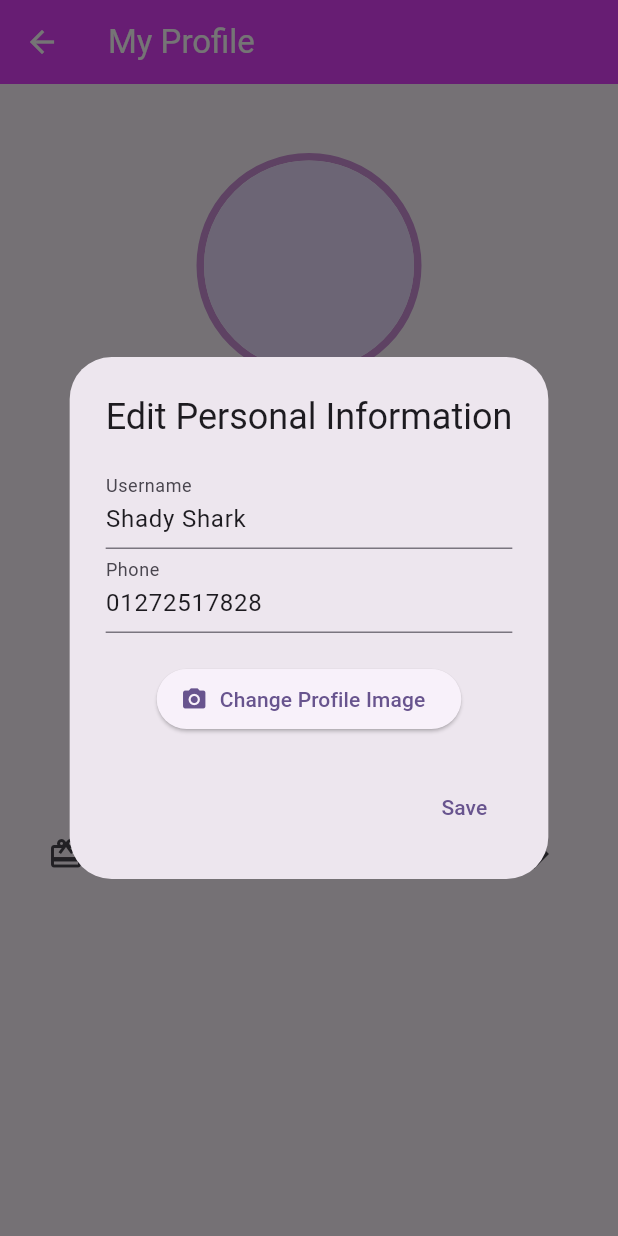
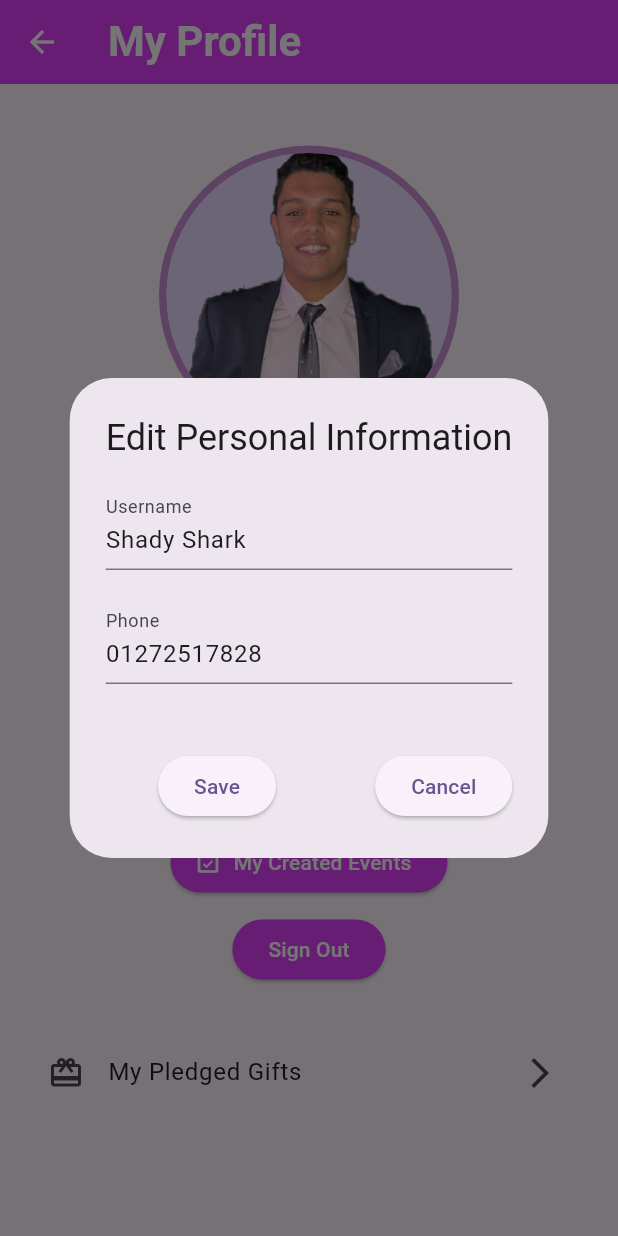
Before and after one commit to ShadyGirgis79/Hedieaty-Mobile-App, a Flutter app: the ProfilePage screen opened directly, after a tap on "Update Personal Information", on a phone screen of 412 x 824 dp. Run offline on Flutter 3.47's test engine with Material 3 defaults, Android fonts, the phone set to English and light mode, and no system bars; network calls fail.

Commit message:
Profile Layout Done

```diff
--- a/lib/ProfilePage.dart
+++ b/lib/Other/ProfilePage.dart
@@ -1,8 +1,8 @@
-import 'dart:io';
 
 import 'package:flutter/material.dart';
-import 'package:hedieaty/EventListPage.dart';
-import 'package:hedieaty/MyPledgedGiftsPage.dart';
+import 'package:hedieaty/Events/MyEventsListPage.dart';
+import 'package:hedieaty/Other/SignInPage.dart';
+import 'package:hedieaty/Gifts/PledgedGifts.dart';
 //import 'package:image_picker/image_picker.dart';
 
 class ProfilePage extends StatefulWidget {
@@ -19,6 +19,7 @@ class _ProfilePageState extends State<ProfilePage> {
   String username = "Shady Shark";
   String profileURL = "Assets/MyPhoto.png";
   String phoneNumber = '01272517828';
+
 
   // Future<void> pickImage() async {
   //   final XFile? pickedFile = await _picker.pickImage(source: ImageSource.gallery);
@@ -48,6 +49,7 @@ class _ProfilePageState extends State<ProfilePage> {
                 },
                 controller: TextEditingController(text: username),
               ),
+              const SizedBox(height: 20),
               TextField(
                 decoration: const InputDecoration(labelText: "Phone"),
                 onChanged: (value) {
@@ -55,18 +57,13 @@ class _ProfilePageState extends State<ProfilePage> {
                 },
                 controller: TextEditingController(text: phoneNumber),
               ),
+
               const SizedBox(height: 20),
-              ElevatedButton.icon(
-                onPressed:(){
-                  //pickImage
-                },
-                icon: const Icon(Icons.camera_alt),
-                label: const Text("Change Profile Image"),
-              ),
+
             ],
           ),
           actions: [
-            TextButton(
+            ElevatedButton(
               onPressed: () {
                 setState(() {
                   username = newUsername;
@@ -75,6 +72,13 @@ class _ProfilePageState extends State<ProfilePage> {
                 Navigator.of(context).pop();
               },
               child: const Text("Save"),
+            ),
+            SizedBox(width: 50,),
+            ElevatedButton(
+                onPressed: (){
+                  Navigator.of(context).pop();
+                },
+                child: const Text("Cancel")
             ),
           ],
         );
@@ -88,7 +92,11 @@ class _ProfilePageState extends State<ProfilePage> {
     Size size = MediaQuery.of(context).size;
     return Scaffold(
       appBar: AppBar(
-        title: const Text("My Profile"),
+        title: const Text("My Profile",
+          style: TextStyle(
+            fontWeight: FontWeight.bold,
+            fontSize: 28,
+          ),),
         foregroundColor: Colors.white,
         backgroundColor: Colors.purpleAccent,
       ),
@@ -103,7 +111,7 @@ class _ProfilePageState extends State<ProfilePage> {
               const SizedBox(height: 20),
               // Profile Image and Name
               Container(
-                width: 150,
+                width: 200,
                 decoration: BoxDecoration(
                   shape: BoxShape.circle,
                   border: Border.all(
@@ -112,15 +120,16 @@ class _ProfilePageState extends State<ProfilePage> {
                   )
                 ),
                 child: CircleAvatar(
-                  radius: 80,
+                  radius: 100,
                   //backgroundColor: Colors.purpleAccent,
                  // backgroundImage: imageFile != null ? FileImage(imageFile! as File) as ImageProvider
-                  //    : AssetImage(profileURL), // Replace with your image path
+                  //    : AssetImage(profileURL),
+                  backgroundImage: AssetImage(profileURL), // Replace with your image path
                 ),
               ),
               const SizedBox(height: 10),
               Text(username,
-                style: TextStyle(
+                style: const TextStyle(
                   color: Colors.purple,
                   fontSize: 24,
                 ),
@@ -132,7 +141,21 @@ class _ProfilePageState extends State<ProfilePage> {
                   fontSize: 15,
                 ),
               ),
-              const SizedBox(height: 20),
+              const SizedBox(height: 10),
+
+              ElevatedButton.icon(
+                onPressed:(){
+                  //pickImage
+                },
+                icon: const Icon(Icons.camera_alt),
+                label: const Text("Change Profile Image"),
+                style: ElevatedButton.styleFrom(
+                  foregroundColor: Colors.white,
+                  backgroundColor: Colors.purpleAccent,
+                ),
+              ),
+              const SizedBox(height: 10),
+
               // Buttons to update profile and notification settings
               ElevatedButton.icon(
                 onPressed: () {
@@ -162,12 +185,55 @@ class _ProfilePageState extends State<ProfilePage> {
               //List of user's created events
               ElevatedButton.icon(
                 onPressed: () {
-                  Navigator.push(context,
-                      MaterialPageRoute(builder: (context) => const EventListPage()),
+                  Navigator.push(
+                    context,
+                    MaterialPageRoute(
+                      builder: (context) => MyEventsList(),
+                    ),
                   );
                 },
                 icon: const Icon(Icons.event_available_rounded),
                 label: const Text('My Created Events'),
+                style: ElevatedButton.styleFrom(
+                  foregroundColor: Colors.white,
+                  backgroundColor: Colors.purpleAccent,
+                ),
+              ),
+              const SizedBox(height: 10),
+
+              ElevatedButton(
+                onPressed: () {
+                  showDialog(
+                      context: context,
+                      builder: (BuildContext context) {
+                        return AlertDialog(
+                          title: const Text("Are you sure you want to Sign Out?"),
+                          actions: [
+                            ElevatedButton(
+                              onPressed: () {
+                                // setState(() {
+                                //
+                                // });
+                                Navigator.pushAndRemoveUntil(
+                                  context,
+                                  MaterialPageRoute(builder: (context) => SignInPage()),
+                                      (Route<dynamic> route) => false, // Remove all previous routes
+                                );
+                              },
+                              child: const Text("Yes"),
+                            ),
+                            SizedBox(width: 10,),
+                            ElevatedButton(
+                                onPressed: () {
+                                  Navigator.of(context).pop();
+                                },
+                                child: const Text("Cancel")
+                            ),
+                          ],
+                        );
+                      });
+                },
+                child: const Text('Sign Out'),
                 style: ElevatedButton.styleFrom(
                   foregroundColor: Colors.white,
                   backgroundColor: Colors.purpleAccent,
@@ -198,7 +264,7 @@ class _ProfilePageState extends State<ProfilePage> {
                   Navigator.push(
                     context,
                     MaterialPageRoute(
-                      builder: (context) => const MyPledgedGiftsPage(),
+                      builder: (context) => PLedgedGiftsPage(),
                     ),
                   );
                 },
@@ -212,7 +278,7 @@ class _ProfilePageState extends State<ProfilePage> {
   }
 
   // Mock event list builder
-  Widget _buildEventList() {
+  Widget buildEventList() {
     // You can replace this list with your dynamic event data
     List<Map<String, String>> events = [
       {"event": "Birthday Party", "gifts": "5 Gifts"},
```
